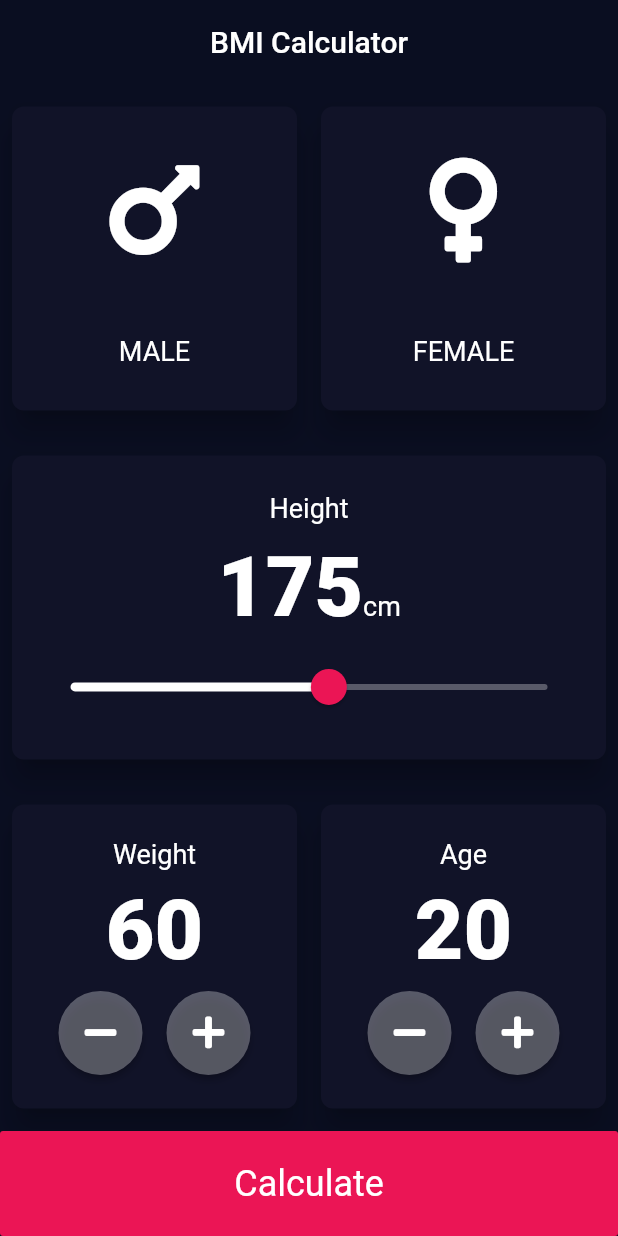
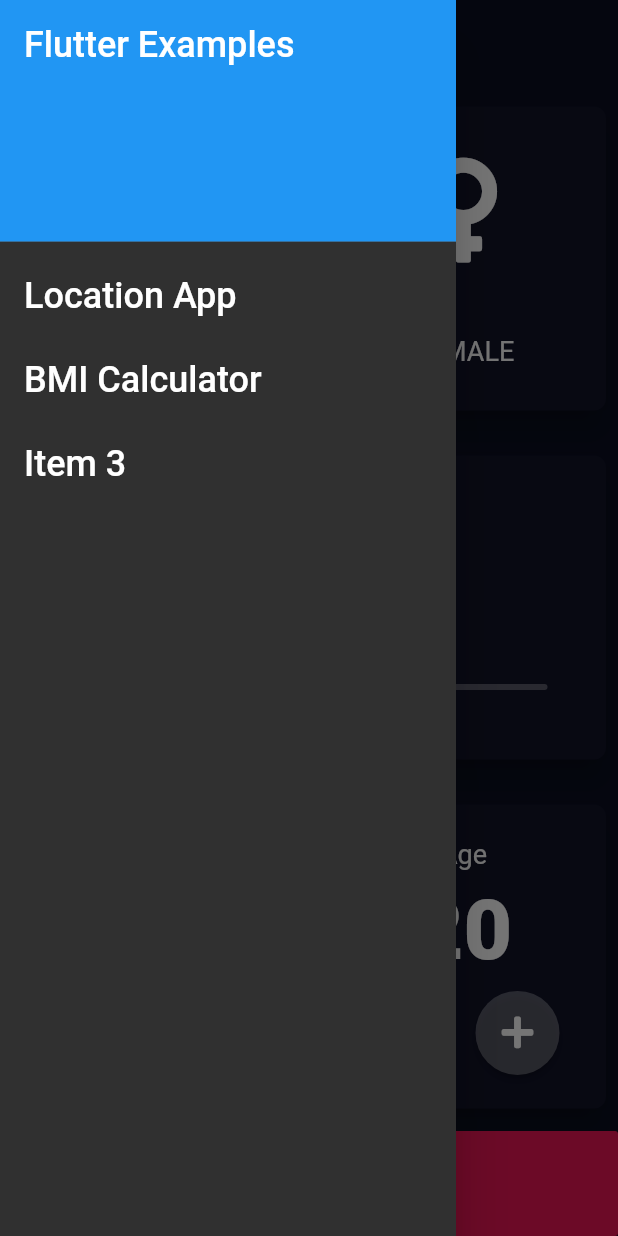
Before and after one commit to leodrumers/BMI-Calculator, a Flutter app: the screen it shows after launch, with the side drawer open (before the commit the screen has no drawer), on a phone screen of 412 x 824 dp. Run offline on Flutter 3.47's test engine with Material 2 defaults, Android fonts, the phone set to English and light mode, and no system bars; our stand-ins replace font_awesome_flutter.

Commit message:
Refactoring code to show examples

```diff
--- /dev/null
+++ b/lib/bmi_calculator/views/input_page.dart
@@ -0,0 +1,271 @@
+import 'package:bmi_calculator/bmi_calculator/model/calculator_brain.dart';
+import 'package:bmi_calculator/bmi_calculator/views/result_page.dart';
+import 'package:bmi_calculator/bmi_calculator/widgets/round_button.dart';
+import 'package:bmi_calculator/utilities/constans.dart';
+import 'package:bmi_calculator/utilities/main_drawer.dart';
+import 'package:flutter/cupertino.dart';
+import 'package:flutter/material.dart';
+import 'package:flutter/rendering.dart';
+import 'package:font_awesome_flutter/font_awesome_flutter.dart';
+
+import '../widgets/calculate_button.dart';
+import '../widgets/content_card.dart';
+import '../widgets/custom_card.dart';
+
+enum Gender { male, female }
+
+class InputPage extends StatefulWidget {
+  InputPage({Key key, this.title}) : super(key: key);
+  final String title;
+
+  @override
+  _InputPageState createState() => _InputPageState();
+}
+
+GlobalKey<ScaffoldState> _bmiKey = GlobalKey();
+
+class _InputPageState extends State<InputPage> {
+  Gender _genderSelected;
+  int _height = 175;
+  int _weight = 60;
+  int _age = 20;
+
+  @override
+  Widget build(BuildContext context) {
+    return WillPopScope(
+      child: Scaffold(
+        key: _bmiKey,
+        drawer: MainAppDrawer(),
+        appBar: AppBar(
+          elevation: 0.0,
+          centerTitle: true,
+          title: Text(widget.title),
+        ),
+        body: Column(
+          children: [
+            Expanded(
+              child: Row(
+                children: [
+                  Expanded(
+                    child: CustomCard(
+                      onTap: () {
+                        setState(() {
+                          _genderSelected = Gender.male;
+                        });
+                      },
+                      onDoubleTap: () {
+                        setState(() {
+                          _genderSelected == Gender.male
+                              ? _genderSelected = null
+                              : _genderSelected = _genderSelected;
+                        });
+                      },
+                      color: _genderSelected == Gender.male
+                          ? kActiveColor
+                          : kInactiveColor,
+                      child: IconContent(
+                        icon: FontAwesomeIcons.mars,
+                        title: 'MALE',
+                      ),
+                    ),
+                  ),
+                  Expanded(
+                    child: CustomCard(
+                      onTap: () {
+                        setState(() {
+                          _genderSelected = Gender.female;
+                        });
+                      },
+                      onDoubleTap: () {
+                        setState(() {
+                          _genderSelected == Gender.female
+                              ? _genderSelected = null
+                              : _genderSelected = _genderSelected;
+                        });
+                      },
+                      color: _genderSelected == Gender.female
+                          ? kActiveColor
+                          : kInactiveColor,
+                      child: IconContent(
+                        icon: FontAwesomeIcons.venus,
+                        title: 'FEMALE',
+                      ),
+                    ),
+                  ),
+                ],
+              ),
+            ),
+            Expanded(
+              child: Row(
+                children: [
+                  Expanded(
+                    child: CustomCard(
+                      color: _genderSelected != null
+                          ? kActiveColor
+                          : kInactiveColor,
+                      child: Column(
+                        mainAxisAlignment: MainAxisAlignment.spaceEvenly,
+                        children: [
+                          Text('Height'),
+                          Row(
+                            mainAxisAlignment: MainAxisAlignment.center,
+                            crossAxisAlignment: CrossAxisAlignment.baseline,
+                            textBaseline: TextBaseline.alphabetic,
+                            children: [
+                              Text(
+                                _height.toString(),
+                                style: Theme.of(context).textTheme.headline2,
+                              ),
+                              Text(
+                                'cm',
+                                style: Theme.of(context).textTheme.bodyText2,
+                              ),
+                            ],
+                          ),
+                          SliderTheme(
+                            data: Theme.of(context).sliderTheme,
+                            child: Slider(
+                              value: _height.toDouble(),
+                              min: 110,
+                              max: 230,
+                              onChanged: (double newValue) {
+                                setState(() {
+                                  _height = newValue.toInt();
+                                });
+                              },
+                            ),
+                          )
+                        ],
+                      ),
+                    ),
+                  )
+                ],
+              ),
+            ),
+            Expanded(
+              child: Row(
+                children: [
+                  Expanded(
+                    child: CustomCard(
+                      color: _genderSelected != null
+                          ? kActiveColor
+                          : kInactiveColor,
+                      child: Column(
+                        mainAxisAlignment: MainAxisAlignment.spaceEvenly,
+                        children: [
+                          Text(
+                            'Weight',
+                            style: Theme.of(context).textTheme.bodyText2,
+                          ),
+                          Text(
+                            _weight.toString(),
+                            style: Theme.of(context).textTheme.headline2,
+                          ),
+                          Row(
+                            mainAxisAlignment: MainAxisAlignment.spaceEvenly,
+                            children: [
+                              RoundButton(
+                                icon: FontAwesomeIcons.minus,
+                                onPress: () {
+                                  setState(() {
+                                    _weight--;
+                                  });
+                                },
+                              ),
+                              RoundButton(
+                                icon: FontAwesomeIcons.plus,
+                                onPress: () {
+                                  setState(() {
+                                    _weight++;
+                                  });
+                                },
+                              ),
+                            ],
+                          )
+                        ],
+                      ),
+                    ),
+                  ),
+                  Expanded(
+                    child: CustomCard(
+                      color: _genderSelected != null
+                          ? kActiveColor
+                          : kInactiveColor,
+                      child: Column(
+                        mainAxisAlignment: MainAxisAlignment.spaceEvenly,
+                        children: [
+                          Text(
+                            'Age',
+                            style: Theme.of(context).textTheme.bodyText2,
+                          ),
+                          Text(
+                            _age.toString(),
+                            style: Theme.of(context).textTheme.headline2,
+                          ),
+                          Row(
+                            mainAxisAlignment: MainAxisAlignment.spaceEvenly,
+                            children: [
+                              RoundButton(
+                                icon: FontAwesomeIcons.minus,
+                                onPress: () {
+                                  setState(() {
+                                    _age--;
+                                  });
+                                },
+                              ),
+                              RoundButton(
+                                icon: FontAwesomeIcons.plus,
+                                onPress: () {
+                                  setState(() {
+                                    _age++;
+                                  });
+                                },
+                              ),
+                            ],
+                          )
+                        ],
+                      ),
+                    ),
+                  ),
+                ],
+              ),
+            ),
+            Row(
+              crossAxisAlignment: CrossAxisAlignment.end,
+              mainAxisAlignment: MainAxisAlignment.end,
+              children: [
+                Expanded(
+                  flex: 1,
+                  child: CalculateButton(
+                    text: 'Calculate',
+                    onPress: () {
+                      CalculatorBrain calc =
+                          CalculatorBrain(height: _height, weight: _weight);
+                      Navigator.push(
+                        context,
+                        MaterialPageRoute(
+                            builder: (context) => ResultPage(
+                                  bmi: calc.getBMI(),
+                                  result: calc.getIndicator(),
+                                  interpretation: calc.getInterpretation(),
+                                )),
+                      );
+                    },
+                  ),
+                ),
+              ],
+            )
+          ],
+        ),
+      ),
+      onWillPop: () {
+        if (_bmiKey.currentState.isDrawerOpen) {
+          Navigator.pop(context); // closes the drawer if opened
+          return Future.value(false); // won't exit the app
+        } else {
+          return Future.value(true); // exits the app
+        }
+      },
+    );
+  }
+}
--- a/lib/widgets/calculate_button.dart
+++ b/lib/bmi_calculator/widgets/calculate_button.dart
@@ -1,6 +1,5 @@
+import 'package:bmi_calculator/utilities/constans.dart';
 import 'package:flutter/material.dart';
-
-import '../constans/constans.dart';
 
 class CalculateButton extends StatelessWidget {
   final Function onPress;
--- a/lib/widgets/custom_card.dart
+++ b/lib/bmi_calculator/widgets/custom_card.dart
@@ -1,6 +1,5 @@
+import 'package:bmi_calculator/utilities/constans.dart';
 import 'package:flutter/material.dart';
-
-import '../constans/constans.dart';
 
 class CustomCard extends StatelessWidget {
   CustomCard({
--- a/lib/main.dart
+++ b/lib/main.dart
@@ -1,9 +1,8 @@
+import 'package:bmi_calculator/utilities/constans.dart';
+import 'package:bmi_calculator/utilities/string_constans.dart';
 import 'package:flutter/material.dart';
 
-import 'file:///C:/Users/Leo/Documents/flutter/appbrewery/bmi_calculator/lib/constans/constans.dart';
-
-import 'constans/string_constans.dart';
-import 'views/input_page.dart';
+import 'bmi_calculator/views/input_page.dart';
 
 void main() {
   runApp(MyApp());
@@ -15,9 +14,9 @@ class MyApp extends StatelessWidget {
   Widget build(BuildContext context) {
     return MaterialApp(
       debugShowCheckedModeBanner: false,
-      title: kAppName,
+      title: kBMIApp,
       theme: appTheme,
-      home: InputPage(title: kAppName),
+      home: InputPage(title: kBMIApp),
     );
   }
 }
--- /dev/null
+++ b/lib/utilities/main_drawer.dart
@@ -0,0 +1,51 @@
+import 'package:bmi_calculator/bmi_calculator/views/input_page.dart';
+import 'package:bmi_calculator/utilities/string_constans.dart';
+import 'package:flutter/material.dart';
+
+import '../location/location_screen.dart';
+
+class MainAppDrawer extends StatelessWidget {
+  const MainAppDrawer({
+    Key key,
+  }) : super(key: key);
+
+  @override
+  Widget build(BuildContext context) {
+    return Drawer(
+      child: ListView(
+        padding: EdgeInsets.zero,
+        children: [
+          DrawerHeader(
+            child: Text('Flutter Examples'),
+            decoration: BoxDecoration(color: Colors.blue),
+          ),
+          ListTile(
+            title: Text(kLocationApp),
+            onTap: () {
+              Navigator.pushReplacement(
+                  context,
+                  MaterialPageRoute(
+                    builder: (context) => LocationScreen(
+                      title: kLocationApp,
+                    ),
+                  ));
+            },
+          ),
+          ListTile(
+            title: Text('BMI Calculator'),
+            onTap: () {
+              Navigator.pushReplacement(
+                  context,
+                  MaterialPageRoute(
+                    builder: (context) => InputPage(
+                      title: kLocationApp,
+                    ),
+                  ));
+            },
+          ),
+          ListTile(title: Text('Item 3')),
+        ],
+      ),
+    );
+  }
+}
--- a/lib/constans/string_constans.dart
+++ b/lib/utilities/string_constans.dart
@@ -1,6 +1,7 @@
 import 'package:flutter/material.dart';
 
-const kAppName = 'BMI Calculator';
+const kBMIApp = 'BMI Calculator';
+const kLocationApp = 'Location App';
 
 const kResultTextStyle = TextStyle(
     color: Color(0xFF4FCD4F), fontWeight: FontWeight.bold, fontSize: 22.0);
--- a/lib/views/input_page.dart
+++ /dev/null
@@ -1,254 +0,0 @@
-import 'package:bmi_calculator/model/calculator_brain.dart';
-import 'package:bmi_calculator/views/result_page.dart';
-import 'package:bmi_calculator/widgets/round_button.dart';
-import 'package:flutter/cupertino.dart';
-import 'package:flutter/material.dart';
-import 'package:flutter/rendering.dart';
-import 'package:font_awesome_flutter/font_awesome_flutter.dart';
-
-import 'file:///C:/Users/Leo/Documents/flutter/appbrewery/bmi_calculator/lib/constans/constans.dart';
-
-import '../widgets/calculate_button.dart';
-import '../widgets/content_card.dart';
-import '../widgets/custom_card.dart';
-
-enum Gender { male, female }
-
-class InputPage extends StatefulWidget {
-  InputPage({Key key, this.title}) : super(key: key);
-  final String title;
-
-  @override
-  _InputPageState createState() => _InputPageState();
-}
-
-class _InputPageState extends State<InputPage> {
-  Gender _genderSelected;
-  int _height = 175;
-  int _weight = 60;
-  int _age = 20;
-
-  @override
-  Widget build(BuildContext context) {
-    return Scaffold(
-      appBar: AppBar(
-        elevation: 0.0,
-        centerTitle: true,
-        title: Text(widget.title),
-      ),
-      body: Column(
-        children: [
-          Expanded(
-            child: Row(
-              children: [
-                Expanded(
-                  child: CustomCard(
-                    onTap: () {
-                      setState(() {
-                        _genderSelected = Gender.male;
-                      });
-                    },
-                    onDoubleTap: () {
-                      setState(() {
-                        _genderSelected == Gender.male
-                            ? _genderSelected = null
-                            : _genderSelected = _genderSelected;
-                      });
-                    },
-                    color: _genderSelected == Gender.male
-                        ? kActiveColor
-                        : kInactiveColor,
-                    child: IconContent(
-                      icon: FontAwesomeIcons.mars,
-                      title: 'MALE',
-                    ),
-                  ),
-                ),
-                Expanded(
-                  child: CustomCard(
-                    onTap: () {
-                      setState(() {
-                        _genderSelected = Gender.female;
-                      });
-                    },
-                    onDoubleTap: () {
-                      setState(() {
-                        _genderSelected == Gender.female
-                            ? _genderSelected = null
-                            : _genderSelected = _genderSelected;
-                      });
-                    },
-                    color: _genderSelected == Gender.female
-                        ? kActiveColor
-                        : kInactiveColor,
-                    child: IconContent(
-                      icon: FontAwesomeIcons.venus,
-                      title: 'FEMALE',
-                    ),
-                  ),
-                ),
-              ],
-            ),
-          ),
-          Expanded(
-            child: Row(
-              children: [
-                Expanded(
-                  child: CustomCard(
-                    color:
-                        _genderSelected != null ? kActiveColor : kInactiveColor,
-                    child: Column(
-                      mainAxisAlignment: MainAxisAlignment.spaceEvenly,
-                      children: [
-                        Text('Height'),
-                        Row(
-                          mainAxisAlignment: MainAxisAlignment.center,
-                          crossAxisAlignment: CrossAxisAlignment.baseline,
-                          textBaseline: TextBaseline.alphabetic,
-                          children: [
-                            Text(
-                              _height.toString(),
-                              style: Theme.of(context).textTheme.headline2,
-                            ),
-                            Text(
-                              'cm',
-                              style: Theme.of(context).textTheme.bodyText2,
-                            ),
-                          ],
-                        ),
-                        SliderTheme(
-                          data: Theme.of(context).sliderTheme,
-                          child: Slider(
-                            value: _height.toDouble(),
-                            min: 110,
-                            max: 230,
-                            onChanged: (double newValue) {
-                              setState(() {
-                                _height = newValue.toInt();
-                              });
-                            },
-                          ),
-                        )
-                      ],
-                    ),
-                  ),
-                )
-              ],
-            ),
-          ),
-          Expanded(
-            child: Row(
-              children: [
-                Expanded(
-                  child: CustomCard(
-                    color:
-                        _genderSelected != null ? kActiveColor : kInactiveColor,
-                    child: Column(
-                      mainAxisAlignment: MainAxisAlignment.spaceEvenly,
-                      children: [
-                        Text(
-                          'Weight',
-                          style: Theme.of(context).textTheme.bodyText2,
-                        ),
-                        Text(
-                          _weight.toString(),
-                          style: Theme.of(context).textTheme.headline2,
-                        ),
-                        Row(
-                          mainAxisAlignment: MainAxisAlignment.spaceEvenly,
-                          children: [
-                            RoundButton(
-                              icon: FontAwesomeIcons.minus,
-                              onPress: () {
-                                setState(() {
-                                  _weight--;
-                                });
-                              },
-                            ),
-                            RoundButton(
-                              icon: FontAwesomeIcons.plus,
-                              onPress: () {
-                                setState(() {
-                                  _weight++;
-                                });
-                              },
-                            ),
-                          ],
-                        )
-                      ],
-                    ),
-                  ),
-                ),
-                Expanded(
-                  child: CustomCard(
-                    color:
-                        _genderSelected != null ? kActiveColor : kInactiveColor,
-                    child: Column(
-                      mainAxisAlignment: MainAxisAlignment.spaceEvenly,
-                      children: [
-                        Text(
-                          'Age',
-                          style: Theme.of(context).textTheme.bodyText2,
-                        ),
-                        Text(
-                          _age.toString(),
-                          style: Theme.of(context).textTheme.headline2,
-                        ),
-                        Row(
-                          mainAxisAlignment: MainAxisAlignment.spaceEvenly,
-                          children: [
-                            RoundButton(
-                              icon: FontAwesomeIcons.minus,
-                              onPress: () {
-                                setState(() {
-                                  _age--;
-                                });
-                              },
-                            ),
-                            RoundButton(
-                              icon: FontAwesomeIcons.plus,
-                              onPress: () {
-                                setState(() {
-                                  _age++;
-                                });
-                              },
-                            ),
-                          ],
-                        )
-                      ],
-                    ),
-                  ),
-                ),
-              ],
-            ),
-          ),
-          Row(
-            crossAxisAlignment: CrossAxisAlignment.end,
-            mainAxisAlignment: MainAxisAlignment.end,
-            children: [
-              Expanded(
-                flex: 1,
-                child: CalculateButton(
-                  text: 'Calculate',
-                  onPress: () {
-                    CalculatorBrain calc =
-                        CalculatorBrain(height: _height, weight: _weight);
-                    Navigator.push(
-                      context,
-                      MaterialPageRoute(
-                          builder: (context) => ResultPage(
-                                bmi: calc.getBMI(),
-                                result: calc.getIndicator(),
-                                interpretation: calc.getInterpretation(),
-                              )),
-                    );
-                  },
-                ),
-              ),
-            ],
-          )
-        ],
-      ),
-    );
-  }
-}
```
Also changed, not shown: lib/bmi_calculator/views/result_page.dart (renamed from lib/views/result_page.dart, +4 -4 lines), lib/location/location_screen.dart (added, +26 -0 lines), lib/bmi_calculator/model/calculator_brain.dart (renamed from lib/model/calculator_brain.dart), lib/bmi_calculator/widgets/content_card.dart (renamed from lib/widgets/content_card.dart), lib/bmi_calculator/widgets/round_button.dart (renamed from lib/widgets/round_button.dart), lib/utilities/constans.dart (renamed from lib/constans/constans.dart), 2 other files.
